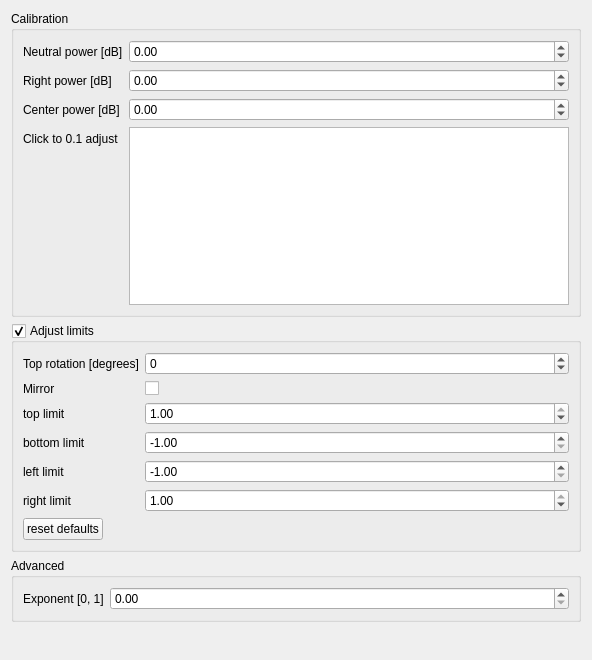
Before: the Qt Designer form designer/threephasesettingswidget.ui in diglet48/restim, drawn with Qt 5.
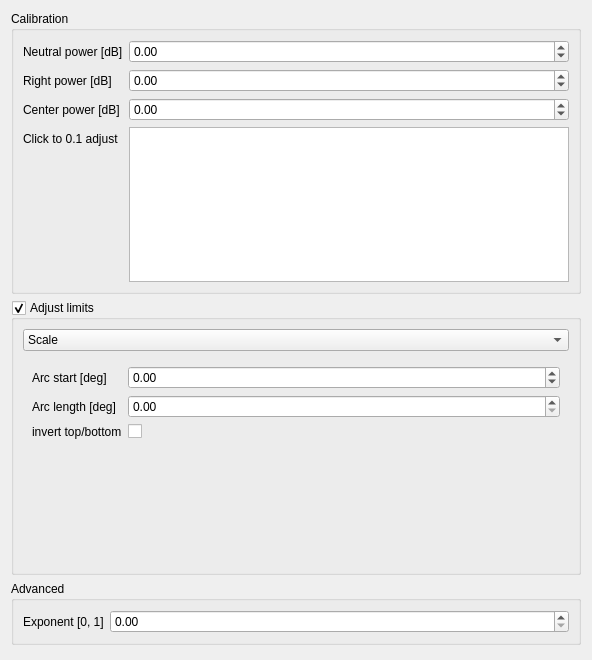
After: the same form once the commit is applied. Custom widgets are drawn as their Qt base class.

Commit message: Add ability to remap L0 to circle edge.

Diff of the .ui file:
```diff
--- a/designer/threephasesettingswidget.ui
+++ b/designer/threephasesettingswidget.ui
@@ -101,15 +101,36 @@
      <property name="checkable">
       <bool>true</bool>
      </property>
-     <layout class="QFormLayout" name="formLayout_2">
-      <item row="0" column="0">
+     <layout class="QVBoxLayout" name="verticalLayout_2">
+      <item>
+       <widget class="QComboBox" name="combobox_type">
+        <item>
+         <property name="text">
+          <string>Scale</string>
+         </property>
+        </item>
+        <item>
+         <property name="text">
+          <string>Map to edge</string>
+         </property>
+        </item>
+       </widget>
+      </item>
+      <item>
+       <widget class="QStackedWidget" name="stackedWidget">
+        <property name="currentIndex">
+         <number>1</number>
+        </property>
+        <widget class="QWidget" name="page">
+         <layout class="QFormLayout" name="formLayout_4">
+          <item row="1" column="0">
        <widget class="QLabel" name="label_4">
         <property name="text">
          <string>Top rotation [degrees]</string>
         </property>
        </widget>
       </item>
-      <item row="0" column="1">
+          <item row="1" column="1">
        <widget class="QDoubleSpinBox" name="rotation">
         <property name="decimals">
          <number>0</number>
@@ -125,28 +146,28 @@
         </property>
        </widget>
       </item>
-      <item row="1" column="0">
+          <item row="2" column="0">
        <widget class="QLabel" name="label_5">
         <property name="text">
          <string>Mirror</string>
         </property>
        </widget>
       </item>
-      <item row="1" column="1">
+          <item row="2" column="1">
        <widget class="QCheckBox" name="mirror">
         <property name="text">
          <string/>
         </property>
        </widget>
       </item>
-      <item row="2" column="0">
+          <item row="3" column="0">
        <widget class="QLabel" name="label_6">
         <property name="text">
          <string>top limit</string>
         </property>
        </widget>
       </item>
-      <item row="2" column="1">
+          <item row="3" column="1">
        <widget class="QDoubleSpinBox" name="limit_top">
         <property name="minimum">
          <double>-1.000000000000000</double>
@@ -162,14 +183,14 @@
         </property>
        </widget>
       </item>
-      <item row="3" column="0">
+          <item row="4" column="0">
        <widget class="QLabel" name="label_7">
         <property name="text">
          <string>bottom limit</string>
         </property>
        </widget>
       </item>
-      <item row="3" column="1">
+          <item row="4" column="1">
        <widget class="QDoubleSpinBox" name="limit_bottom">
         <property name="minimum">
          <double>-1.000000000000000</double>
@@ -185,14 +206,14 @@
         </property>
        </widget>
       </item>
-      <item row="4" column="0">
+          <item row="5" column="0">
        <widget class="QLabel" name="label_8">
         <property name="text">
          <string>left limit</string>
         </property>
        </widget>
       </item>
-      <item row="4" column="1">
+          <item row="5" column="1">
        <widget class="QDoubleSpinBox" name="limit_left">
         <property name="minimum">
          <double>-1.000000000000000</double>
@@ -208,14 +229,14 @@
         </property>
        </widget>
       </item>
-      <item row="5" column="0">
+          <item row="6" column="0">
        <widget class="QLabel" name="label_9">
         <property name="text">
          <string>right limit</string>
         </property>
        </widget>
       </item>
-      <item row="5" column="1">
+          <item row="6" column="1">
        <widget class="QDoubleSpinBox" name="limit_right">
         <property name="minimum">
          <double>-1.000000000000000</double>
@@ -231,11 +252,70 @@
         </property>
        </widget>
       </item>
-      <item row="6" column="0">
+          <item row="7" column="0">
        <widget class="QPushButton" name="reset_defaults_button">
         <property name="text">
          <string>reset defaults</string>
         </property>
+           </widget>
+          </item>
+         </layout>
+        </widget>
+        <widget class="QWidget" name="page_2">
+         <layout class="QFormLayout" name="formLayout_2">
+          <item row="0" column="0">
+           <widget class="QLabel" name="label_12">
+            <property name="text">
+             <string>Arc start [deg]</string>
+            </property>
+           </widget>
+          </item>
+          <item row="0" column="1">
+           <widget class="QDoubleSpinBox" name="mapToEdge_start">
+            <property name="minimum">
+             <double>-360.000000000000000</double>
+            </property>
+            <property name="maximum">
+             <double>360.000000000000000</double>
+            </property>
+            <property name="singleStep">
+             <double>10.000000000000000</double>
+            </property>
+           </widget>
+          </item>
+          <item row="1" column="0">
+           <widget class="QLabel" name="label_13">
+            <property name="text">
+             <string>Arc length [deg]</string>
+            </property>
+           </widget>
+          </item>
+          <item row="1" column="1">
+           <widget class="QDoubleSpinBox" name="mapToEdge_length">
+            <property name="maximum">
+             <double>360.000000000000000</double>
+            </property>
+            <property name="singleStep">
+             <double>10.000000000000000</double>
+            </property>
+           </widget>
+          </item>
+          <item row="2" column="0">
+           <widget class="QLabel" name="label_14">
+            <property name="text">
+             <string>invert top/bottom</string>
+            </property>
+           </widget>
+          </item>
+          <item row="2" column="1">
+           <widget class="QCheckBox" name="mapToEdge_invert">
+            <property name="text">
+             <string/>
+            </property>
+           </widget>
+          </item>
+         </layout>
+        </widget>
        </widget>
       </item>
      </layout>
```
Lines whose indentation alone changed are shown as unchanged. The commit also changes 9 other files.
